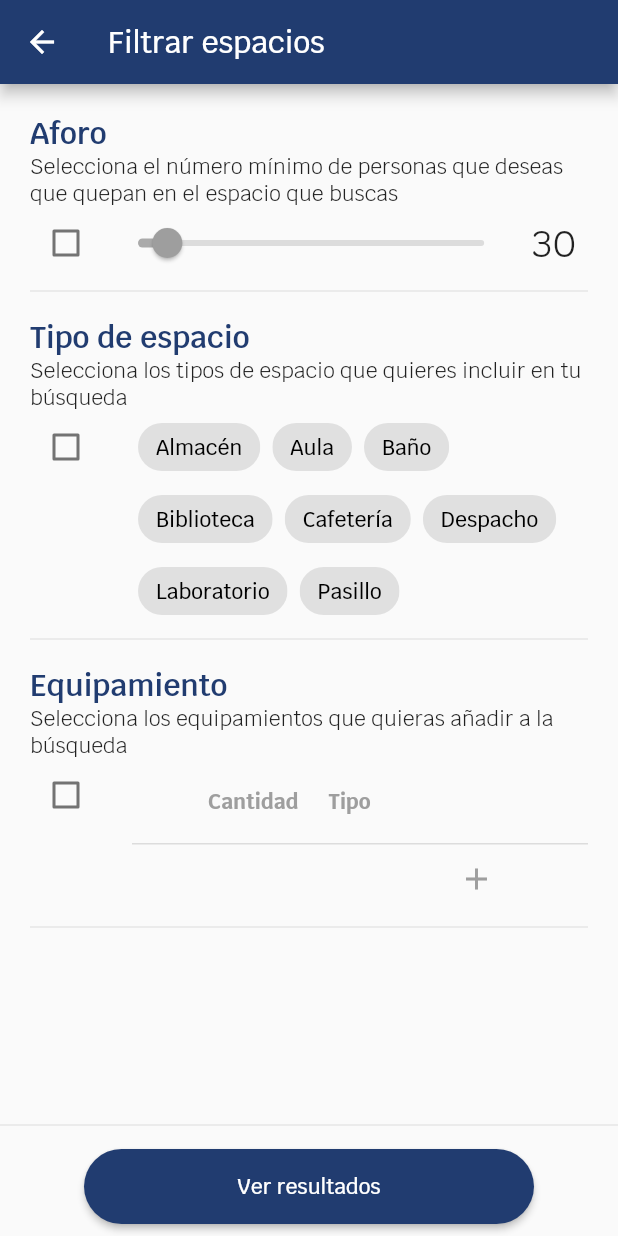
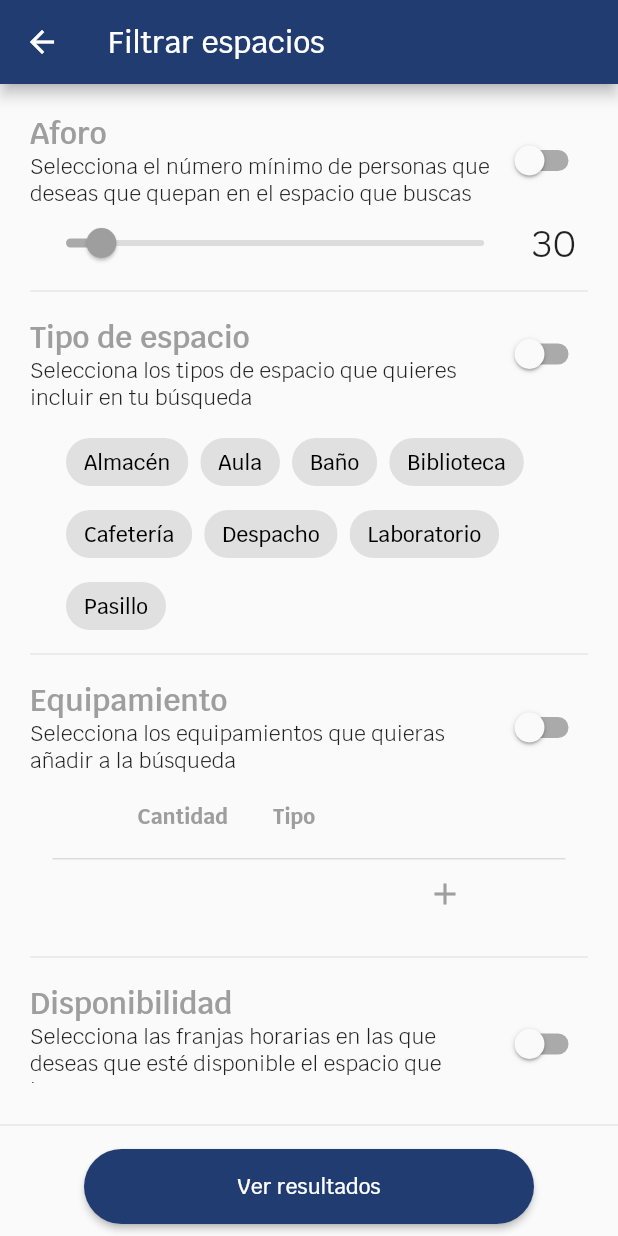
Before and after one commit to UNIZAR-30249-20220-uCampus/frontend, a Flutter app: the screen it shows after launch, after a tap on the "format list numbered rtl" icon, on a phone screen of 412 x 824 dp. Run offline on Flutter 3.47's test engine with Material 2 defaults, Android fonts, the phone set to English and light mode, and no system bars; drawn by our look-alikes of rounded_loading_button; our stand-ins replace async_redux, flutter_datetime_picker, flutter_map, flutter_speed_dial, get_it, latlong; missing offline and left inert: flutter_picker; generated files the repository leaves out were written again; statements that could not run were skipped.

Commit message:
add: timetable filter completed

```diff
--- a/lib/core/models/filter_criteria.dart
+++ b/lib/core/models/filter_criteria.dart
@@ -5,6 +5,7 @@ import 'package:json_annotation/json_annotation.dart';
 import 'package:meta/meta.dart';
 import 'package:ucampus/core/models/equipment.dart';
 import 'package:ucampus/core/models/space.dart';
+import 'package:ucampus/core/models/timetable.dart';
 
 part 'filter_criteria.g.dart';
 
@@ -23,7 +24,7 @@ class FilterCriteria {
   final List<SpaceKind> kinds;
   final List<Equipment> equipments;
   final int capacity;
-  //TODO: considerar Timetable
+  final Timetable timetable;
 
   FilterCriteria({
     @required this.activeCriteria,
@@ -31,6 +32,7 @@ class FilterCriteria {
     @required this.kinds,
     @required this.equipments,
     @required this.capacity,
+    @required this.timetable,
   });
 
   FilterCriteria copy({
@@ -39,6 +41,7 @@ class FilterCriteria {
     List<SpaceKind> kinds,
     List<Equipment> equipments,
     int capacity,
+    Timetable timetable,
   }) =>
       FilterCriteria(
         activeCriteria: activeCriteria ?? this.activeCriteria,
@@ -46,6 +49,7 @@ class FilterCriteria {
         kinds: kinds ?? this.kinds,
         equipments: equipments ?? this.equipments,
         capacity: capacity ?? this.capacity,
+        timetable: timetable ?? this.timetable,
       );
 
   static FilterCriteria cleanCritera() => FilterCriteria(
@@ -54,6 +58,7 @@ class FilterCriteria {
         kinds: [],
         equipments: [],
         capacity: 30,
+        timetable: Timetable(),
       );
 
   @override
@@ -70,7 +75,8 @@ class FilterCriteria {
             this.name == other.name &&
             listEquals(this.kinds, other.kinds) &&
             listEquals(this.equipments, other.equipments) &&
-            this.capacity == other.capacity);
+            this.capacity == other.capacity &&
+            this.timetable == other.timetable);
   }
 
   @override
@@ -79,7 +85,8 @@ class FilterCriteria {
       this.name.hashCode ^
       this.kinds.hashCode ^
       this.equipments.hashCode ^
-      this.capacity.hashCode;
+      this.capacity.hashCode ^
+      this.timetable.hashCode;
 
   factory FilterCriteria.fromJson(Map<String, dynamic> json) =>
       _$FilterCriteriaFromJson(json);
--- /dev/null
+++ b/lib/core/models/slot.dart
@@ -0,0 +1,56 @@
+import 'package:json_annotation/json_annotation.dart';
+import 'package:meta/meta.dart';
+
+part 'slot.g.dart';
+
+enum Weekday {
+  MONDAY,
+  TUESDAY,
+  WEDNESDAY,
+  THURSDAY,
+  FRIDAY,
+  SATURDAY,
+  SUNDAY,
+}
+
+@JsonSerializable()
+class Slot {
+  final Weekday weekday;
+  final int startingSlotNumber;
+  final int endingSlotNumber;
+
+  Slot(
+      {@required this.weekday,
+      @required this.startingSlotNumber,
+      @required this.endingSlotNumber});
+
+  Slot copy({
+    Weekday weekday,
+    int startingSlotNumber,
+    int endingSlotNumber,
+  }) {
+    return Slot(
+      weekday: weekday ?? this.weekday,
+      startingSlotNumber: startingSlotNumber ?? this.startingSlotNumber,
+      endingSlotNumber: endingSlotNumber ?? this.endingSlotNumber,
+    );
+  }
+
+  @override
+  int get hashCode =>
+      this.weekday.hashCode ^
+      this.startingSlotNumber.hashCode ^
+      this.endingSlotNumber.hashCode;
+
+  factory Slot.fromJson(Map<String, dynamic> json) => _$SlotFromJson(json);
+  Map<String, dynamic> toJson() => _$SlotToJson(this);
+
+  @override
+  bool operator ==(other) {
+    return identical(this, other) ||
+        (other is Slot &&
+            this.weekday == other.weekday &&
+            this.startingSlotNumber == other.startingSlotNumber &&
+            this.endingSlotNumber == other.endingSlotNumber);
+  }
+}
--- a/lib/core/models/timetable.dart
+++ b/lib/core/models/timetable.dart
@@ -1,3 +1,51 @@
-class Timetable{
+import 'dart:convert';
 
+import 'package:flutter/foundation.dart';
+import 'package:json_annotation/json_annotation.dart';
+import 'package:ucampus/core/models/slot.dart';
+
+part 'timetable.g.dart';
+
+@JsonSerializable()
+class Timetable {
+  List<Slot> slots;
+
+  Timetable() {
+    slots = [];
+  }
+
+  void addSlot(Weekday weekday) {
+    slots.add(Slot(
+        weekday: weekday,
+        startingSlotNumber: 10 * 2,
+        endingSlotNumber: 12 * 2));
+  }
+
+  void updateSlot(int index, int start, int end) {
+    slots[index] =
+        slots[index].copy(startingSlotNumber: start, endingSlotNumber: end);
+  }
+
+  void deleteSlot(int index) {
+    slots.removeAt(index);
+  }
+
+  @override
+  String toString() {
+    var encoder = new JsonEncoder.withIndent("     ");
+    return encoder.convert(this.toJson());
+  }
+
+  @override
+  int get hashCode => this.slots.hashCode;
+
+  factory Timetable.fromJson(Map<String, dynamic> json) =>
+      _$TimetableFromJson(json);
+  Map<String, dynamic> toJson() => _$TimetableToJson(this);
+
+  @override
+  bool operator ==(other) {
+    return identical(this, other) ||
+        (other is Timetable && listEquals(this.slots, other.slots));
+  }
 }
--- a/lib/core/redux/actions/filter_actions.dart
+++ b/lib/core/redux/actions/filter_actions.dart
@@ -3,6 +3,7 @@ import 'package:async_redux/async_redux.dart';
 import 'package:ucampus/core/models/equipment.dart';
 import 'package:ucampus/core/models/filter_criteria.dart';
 import 'package:ucampus/core/models/space.dart';
+import 'package:ucampus/core/models/timetable.dart';
 import 'package:ucampus/core/redux/app_state.dart';
 
 class SetFilterValueAction extends ReduxAction<AppState> {
@@ -16,7 +17,6 @@ class SetFilterValueAction extends ReduxAction<AppState> {
     if (!state.filterCriteria.activeCriteria.contains(criteriaKind)) {
       return null;
     }
-    print(value);
     FilterCriteria newCriteria = state.filterCriteria;
     switch (criteriaKind) {
       case CriteriaKind.NAME:
@@ -47,7 +47,7 @@ class SetFilterValueAction extends ReduxAction<AppState> {
         newCriteria = newCriteria.copy(equipments: newEquipment);
         break;
       case CriteriaKind.TIMETABLE:
-        //TODO:implementar TimeTable
+        newCriteria = newCriteria.copy(timetable: value as Timetable);
         break;
     }
     return state.copy(filterCriteria: newCriteria);
--- a/lib/ui/screens/filter_screen.dart
+++ b/lib/ui/screens/filter_screen.dart
@@ -3,6 +3,7 @@ import 'package:rounded_loading_button/rounded_loading_button.dart';
 import 'package:ucampus/core/redux/connectors/filter/capacity_filter.dart';
 import 'package:ucampus/core/redux/connectors/filter/equipment_filter.dart';
 import 'package:ucampus/core/redux/connectors/filter/space_kind_filter.dart';
+import 'package:ucampus/core/redux/connectors/filter/timetable_filter.dart';
 
 class FilterScreen extends StatelessWidget {
   @override
@@ -16,12 +17,13 @@ class FilterScreen extends StatelessWidget {
         children: <Widget>[
           Expanded(
             child: Padding(
-              padding: const EdgeInsets.all(20.0),
+              padding: const EdgeInsets.symmetric(vertical: 20.0, horizontal: 20),
               child: ListView(
                 children: <Widget>[
                   CapacityFilterConnector(),
                   SpaceKindFilterConnector(),
                   EquipmentFilterConnector(),
+                  TimetableFilterConnector()
                 ],
               ),
             ),
--- a/lib/ui/screens/home_screen.dart
+++ b/lib/ui/screens/home_screen.dart
@@ -1,5 +1,4 @@
 import 'package:flutter/material.dart';
-import 'package:ucampus/core/models/filter_criteria.dart';
 import 'package:ucampus/core/redux/connectors/filter/mini_filter_display.dart';
 import 'package:ucampus/core/redux/connectors/home/background_map.dart';
 import 'package:ucampus/core/redux/connectors/home/search_bar.dart';
--- a/lib/ui/shared/enums_strings.dart
+++ b/lib/ui/shared/enums_strings.dart
@@ -1,5 +1,6 @@
 import 'package:ucampus/core/models/equipment.dart';
 import 'package:ucampus/core/models/filter_criteria.dart';
+import 'package:ucampus/core/models/slot.dart';
 import 'package:ucampus/core/models/space.dart';
 
 class EnumsStrings {
@@ -29,4 +30,14 @@ class EnumsStrings {
     CriteriaKind.EQUIPMENT : 'Equipamiento',
     CriteriaKind.TIMETABLE : 'Disponibilidad',
   };
+
+  static const Map<Weekday, String> weekday = {
+    Weekday.MONDAY : 'Lunes',
+    Weekday.TUESDAY : 'Martes',
+    Weekday.WEDNESDAY : 'Miércoles',
+    Weekday.THURSDAY : 'Jueves',
+    Weekday.FRIDAY : 'Viernes',
+    Weekday.SATURDAY : 'Sábado',
+    Weekday.SUNDAY : 'Domingo',
+  };
 }
--- a/lib/ui/widgets/filter/capacity_filter.dart
+++ b/lib/ui/widgets/filter/capacity_filter.dart
@@ -39,18 +39,27 @@ class _CapacityFilterState extends State<CapacityFilter> {
           child: Column(
             crossAxisAlignment: CrossAxisAlignment.start,
             children: <Widget>[
+              Row(
+                children: <Widget>[
+                  Expanded(
+                    child: Column(
+                      crossAxisAlignment: CrossAxisAlignment.start,
+                      children: <Widget>[
                         Text(
                           'Aforo',
                           style: TextStyle(
                               fontSize: 20,
                               fontWeight: FontWeight.w600,
-                    color: Theme.of(context).primaryColor),
+                              color: this.widget.isEnabled
+                                  ? Theme.of(context).primaryColor
+                                  : Colors.grey),
                         ),
                         Text(
                             'Selecciona el número mínimo de personas que deseas que quepan en el espacio que buscas'),
-              Row(
-                children: <Widget>[
-                  Checkbox(
+                      ],
+                    ),
+                  ),
+                  Switch(
                     value: this.widget.isEnabled,
                     onChanged: (value) {
                       if (value) {
@@ -61,6 +70,10 @@ class _CapacityFilterState extends State<CapacityFilter> {
                     },
                     activeColor: Theme.of(context).primaryColor,
                   ),
+                ],
+              ),
+              Row(
+                children: <Widget>[
                   Expanded(
                     child: Slider(
                       inactiveColor: Colors.grey,
--- a/lib/ui/widgets/filter/equipment_filter.dart
+++ b/lib/ui/widgets/filter/equipment_filter.dart
@@ -33,7 +33,11 @@ class _EquipmentFilterState extends State<EquipmentFilter> {
     Color highlightColor =
         widget.isEnabled ? Theme.of(context).primaryColor : Colors.grey;
 
-    return Row(
+    return Column(
+      mainAxisAlignment: MainAxisAlignment.center,
+      crossAxisAlignment: CrossAxisAlignment.start,
+      children: <Widget>[
+        Row(
           children: <Widget>[
             Expanded(
               child: Column(
@@ -44,14 +48,16 @@ class _EquipmentFilterState extends State<EquipmentFilter> {
                     style: TextStyle(
                         fontSize: 20,
                         fontWeight: FontWeight.w600,
-                    color: Theme.of(context).primaryColor),
+                        color: this.widget.isEnabled
+                        ? Theme.of(context).primaryColor
+                        : Colors.grey),
                   ),
                   Text(
                       'Selecciona los equipamientos que quieras añadir a la búsqueda'),
-              Row(
-                crossAxisAlignment: CrossAxisAlignment.start,
-                children: <Widget>[
-                  Checkbox(
+                ],
+              ),
+            ),
+            Switch(
               value: this.widget.isEnabled,
               onChanged: (value) {
                 if (value) {
@@ -63,11 +69,15 @@ class _EquipmentFilterState extends State<EquipmentFilter> {
               },
               activeColor: Theme.of(context).primaryColor,
             ),
-                  Expanded(
-                      child: Padding(
-                          padding: const EdgeInsets.only(left: 20.0),
+          ],
+        ),
+        Padding(
+          padding: const EdgeInsets.symmetric(horizontal: 15.0),
+          child: LayoutBuilder(
+            builder: (context, constraints) => ConstrainedBox(
+              constraints: BoxConstraints(minWidth: constraints.maxWidth),
               child: DataTable(
-                            columnSpacing: 20,
+                columnSpacing: 30,
                 columns: <DataColumn>[
                   DataColumn(
                       label: Text(
@@ -89,11 +99,10 @@ class _EquipmentFilterState extends State<EquipmentFilter> {
                   ),
                   DataColumn(label: Container()),
                 ],
-                            rows: List.generate(
-                                widget.selectedEquipments.length + 1, (index) {
+                rows:
+                    List.generate(widget.selectedEquipments.length + 1, (index) {
                   if (index == widget.selectedEquipments.length) {
-                                return _buildEquipmentAdditionRow(
-                                    context, highlightColor);
+                    return _buildEquipmentAdditionRow(context, highlightColor);
                   } else {
                     return _buildEquipmentRow(
                       context,
@@ -102,14 +111,13 @@ class _EquipmentFilterState extends State<EquipmentFilter> {
                     );
                   }
                 }),
-                          ))),
-                ],
               ),
+            ),
+          ),
+        ),
+        Container(height: 10),
         Divider(),
         Container(height: 10)
-            ],
-          ),
-        ),
       ],
     );
   }
--- a/lib/ui/widgets/filter/space_kind_filter.dart
+++ b/lib/ui/widgets/filter/space_kind_filter.dart
@@ -22,7 +22,6 @@ class SpaceKindFilter extends StatefulWidget {
 }
 
 class _SpaceKindFilterState extends State<SpaceKindFilter> {
-
   List<SpaceKind> _selectedKinds;
 
   @override
@@ -39,19 +38,28 @@ class _SpaceKindFilterState extends State<SpaceKindFilter> {
           child: Column(
             crossAxisAlignment: CrossAxisAlignment.start,
             children: <Widget>[
-              Text(
-                'Tipo de espacio',
-                style: TextStyle(
-                    fontSize: 20,
-                    fontWeight: FontWeight.w600,
-                    color: Theme.of(context).primaryColor),
-              ),
-              Text(
-                  'Selecciona los tipos de espacio que quieres incluir en tu búsqueda'),
               Row(
                 crossAxisAlignment: CrossAxisAlignment.start,
                 children: <Widget>[
-                  Checkbox(
+                  Expanded(
+                    child: Column(
+                      crossAxisAlignment: CrossAxisAlignment.start,
+                      children: <Widget>[
+                        Text(
+                          'Tipo de espacio',
+                          style: TextStyle(
+                              fontSize: 20,
+                              fontWeight: FontWeight.w600,
+                              color: this.widget.isEnabled
+                                  ? Theme.of(context).primaryColor
+                                  : Colors.grey),
+                        ),
+                        Text(
+                            'Selecciona los tipos de espacio que quieres incluir en tu búsqueda'),
+                      ],
+                    ),
+                  ),
+                  Switch(
                     value: this.widget.isEnabled,
                     onChanged: (value) {
                       if (value) {
@@ -62,6 +70,12 @@ class _SpaceKindFilterState extends State<SpaceKindFilter> {
                     },
                     activeColor: Theme.of(context).primaryColor,
                   ),
+                ],
+              ),
+              Container(height: 10),
+              Row(
+                crossAxisAlignment: CrossAxisAlignment.start,
+                children: <Widget>[
                   Expanded(
                       child: Padding(
                     padding: const EdgeInsets.only(left: 20.0),
--- /dev/null
+++ b/lib/ui/widgets/filter/timetable_filter.dart
@@ -0,0 +1,70 @@
+import 'package:flutter/material.dart';
+import 'package:ucampus/core/models/timetable.dart';
+import 'package:ucampus/ui/widgets/timetables/timetable_selector.dart';
+
+class TimetableFilter extends StatefulWidget {
+  final bool isEnabled;
+  final Function onFilterAdded;
+  final Function onFilterRemoved;
+  final Timetable initialTimetable;
+  final Function(Timetable) onTimetableChange;
+
+  TimetableFilter({
+    @required this.onFilterAdded,
+    @required this.onFilterRemoved,
+    @required this.isEnabled,
+    @required this.initialTimetable,
+    @required this.onTimetableChange,
+  });
+
+  @override
+  _TimetableFilterState createState() => _TimetableFilterState();
+}
+
+class _TimetableFilterState extends State<TimetableFilter> {
+  @override
+  Widget build(BuildContext context) {
+    return Column(
+      children: [
+        Row(children: <Widget>[
+          Expanded(
+            child: Column(
+              crossAxisAlignment: CrossAxisAlignment.start,
+              children: <Widget>[
+                Text(
+                  'Disponibilidad',
+                  style: TextStyle(
+                      fontSize: 20,
+                      fontWeight: FontWeight.w600,
+                      color: this.widget.isEnabled
+                          ? Theme.of(context).primaryColor
+                          : Colors.grey),
+                ),
+                Text(
+                    'Selecciona las franjas horarias en las que deseas que esté disponible el espacio que buscas'),
+              ],
+            ),
+          ),
+          Switch(
+            value: this.widget.isEnabled,
+            onChanged: (value) {
+              if (value) {
+                this.widget.onFilterAdded();
+              } else {
+                this.widget.onFilterRemoved();
+              }
+            },
+            activeColor: Theme.of(context).primaryColor,
+          ),
+        ]),
+        TimetableSelector(
+          onTimetableChanged: (timetable) =>
+              this.widget.onTimetableChange(timetable),
+          isEnabled: this.widget.isEnabled,
+          initialTimetable: this.widget.initialTimetable,
+        ),
+        Divider(),
+      ],
+    );
+  }
+}
--- a/lib/ui/widgets/home/background_map.dart
+++ b/lib/ui/widgets/home/background_map.dart
@@ -18,9 +18,11 @@ class BackgroundMap extends StatelessWidget {
       ),
       layers: [
         TileLayerOptions(
-          urlTemplate: 'https://{s}.tile.openstreetmap.org/{z}/{x}/{y}.png',
-          subdomains: ['a', 'b', 'c'],
-          tileProvider: NonCachingNetworkTileProvider(),
+          urlTemplate: 'https://api.mapbox.com/styles/v1/pitazzo/ck8qcai9u03mq1io20upsn6ty/tiles/256/{z}/{x}/{y}@2x?access_token={access_token}',
+          additionalOptions: {
+            'access_token' : 'pk.eyJ1IjoicGl0YXp6byIsImEiOiJjanQ0YW82dGcxNHo5NDVxdTNhMGRmdW5qIn0.3PUsd4pngYnc3SfUiHe8-Q',
+            'id' : ''
+          }
         ),
         TileLayerOptions(
           backgroundColor: new Color.fromRGBO(0, 0, 0, 0),
--- /dev/null
+++ b/lib/ui/widgets/timetables/timetable_selector.dart
@@ -0,0 +1,96 @@
+import 'package:flutter/material.dart';
+import 'package:ucampus/core/models/slot.dart';
+import 'package:ucampus/core/models/timetable.dart';
+import 'package:ucampus/ui/shared/enums_strings.dart';
+import 'package:ucampus/ui/widgets/timetables/slot_selector.dart';
+
+class TimetableSelector extends StatefulWidget {
+  final bool isEnabled;
+  final Timetable initialTimetable;
+  final Function(Timetable) onTimetableChanged;
+
+  TimetableSelector(
+      {@required this.onTimetableChanged,
+      @required this.isEnabled,
+      this.initialTimetable});
+
+  @override
+  _TimetableSelectorState createState() => _TimetableSelectorState();
+}
+
+Timetable _timetable;
+Weekday _weekday;
+
+class _TimetableSelectorState extends State<TimetableSelector> {
+  @override
+  void initState() {
+    super.initState();
+    if (this.widget.initialTimetable == null) {
+      _timetable = Timetable();
+    } else {
+      _timetable = this.widget.initialTimetable;
+    }
+
+    _weekday = Weekday.MONDAY;
+  }
+
+  @override
+  Widget build(BuildContext context) {
+    return Column(
+      children: List.generate(_timetable.slots.length + 1, (index) {
+        if (index == _timetable.slots.length) {
+          return Row(
+            children: [
+              InkWell(
+                child: Padding(
+                  padding: const EdgeInsets.all(8.0),
+                  child: Row(
+                    children: [
+                      Icon(
+                        Icons.add,
+                        color: this.widget.isEnabled
+                            ? Theme.of(context).primaryColor
+                            : Colors.grey,
+                      ),
+                      Text(' Añadir franja horaria el ', style: TextStyle(fontSize: 17),)
+                    ],
+                  ),
+                ),
+                onTap: () {
+                  if (this.widget.isEnabled) {
+                    setState(() => _timetable.addSlot(_weekday));
+                    this.widget.onTimetableChanged(_timetable);
+                  }
+                },
+              ),
+              DropdownButton<Weekday>(
+                items: Weekday.values.map((Weekday value) {
+                  return DropdownMenuItem<Weekday>(
+                    value: value,
+                    child: Text(EnumsStrings.weekday[value]),
+                  );
+                }).toList(),
+                onChanged: (kind) => setState(() => _weekday = kind),
+                value: _weekday,
+              )
+            ],
+          );
+        }
+        return SlotSelector(
+          isEnabled: widget.isEnabled,
+          onChanged: (start, end) {
+            setState(() => _timetable.updateSlot(index, start, end));
+            this.widget.onTimetableChanged(_timetable);
+          },
+          onDeleted: () {
+            setState(() => _timetable.deleteSlot(index));
+            this.widget.onTimetableChanged(_timetable);
+          },
+          startingSlot: _timetable.slots[index].startingSlotNumber,
+          endingSlot: _timetable.slots[index].endingSlotNumber,
+          weekday: _timetable.slots[index].weekday,
+        );
+      }),
+    );
+  }
+}
```
Also changed, not shown: lib/core/redux/connectors/filter/timetable_filter.dart (added, +55 -0 lines), lib/ui/shared/string_utils.dart (added, +20 -0 lines), lib/ui/widgets/timetables/slot_selector.dart (added, +121 -0 lines), lib/core/models/filter_criteria.g.dart, lib/core/models/slot.g.dart (added), lib/core/models/timetable.g.dart (added). Lines whose indentation alone changed are shown as unchanged.
